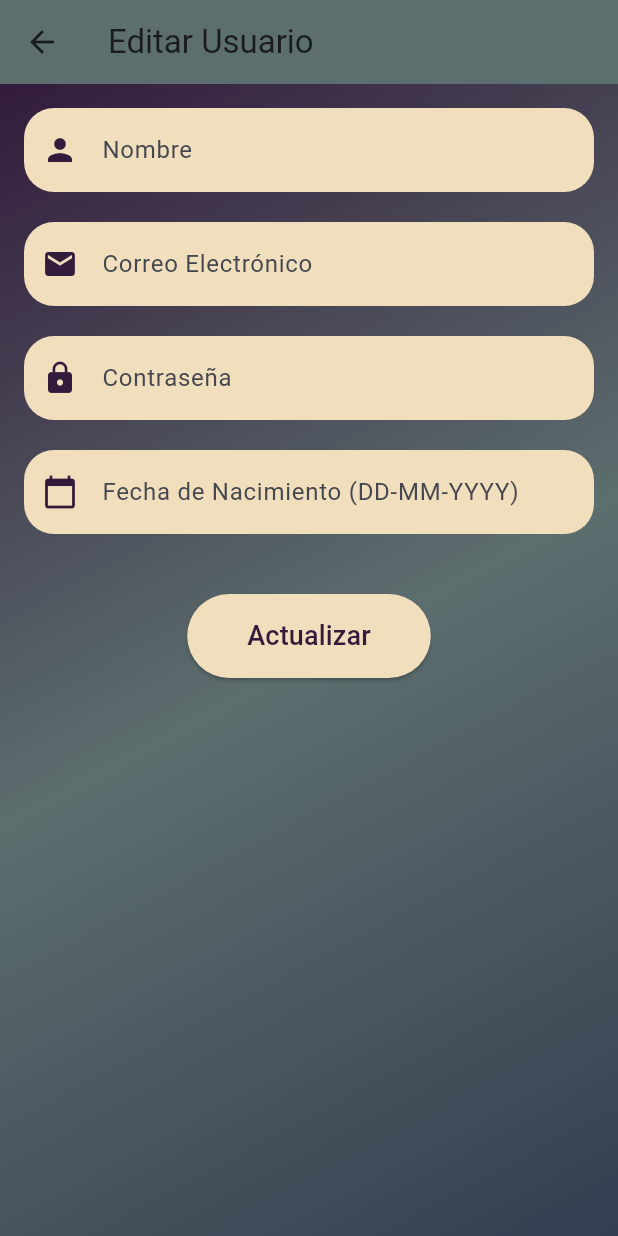
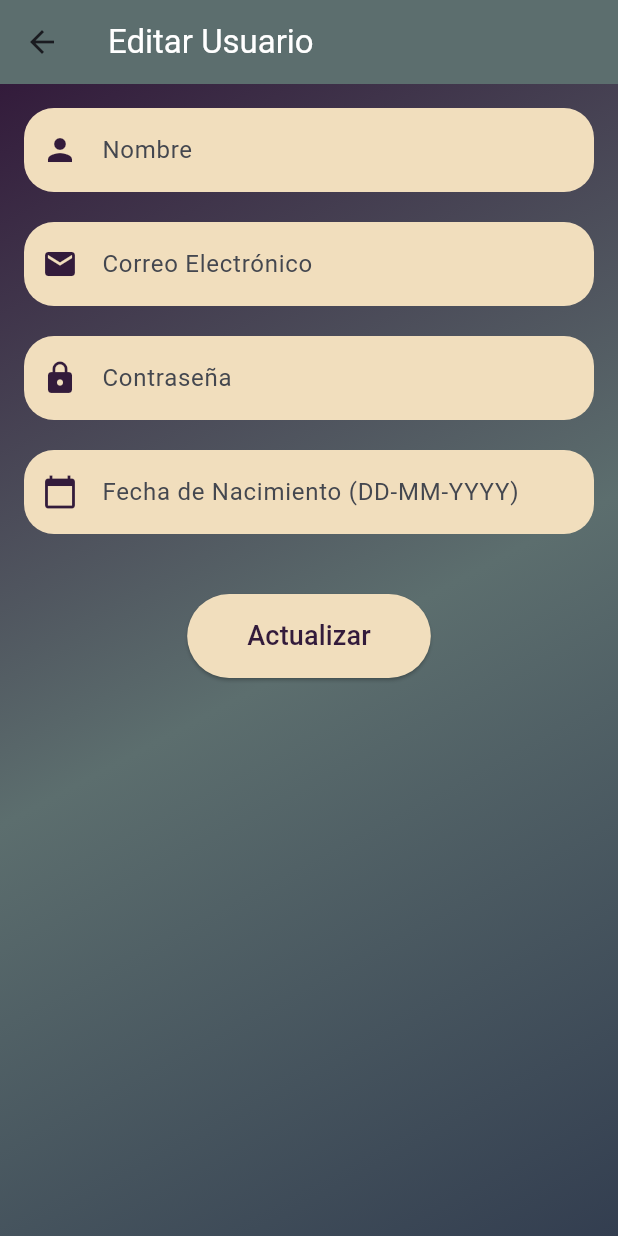
Before and after one commit to cabazurto1/Proyecto1P1_moviles_PHP, a Flutter app: the EditUserScreen screen opened directly with empty values, on a phone screen of 412 x 824 dp. Run offline on Flutter 3.47's test engine with Material 3 defaults, Android fonts, the phone set to English and light mode, and no system bars; our stand-ins replace shared_preferences; accounts and stored records are empty.

Commit message:
YA ESTA TERMINADOOOO

```diff
--- a/frontend/lib/screens/EditUserScreen.dart
+++ b/frontend/lib/screens/EditUserScreen.dart
@@ -58,7 +58,7 @@ class _EditUserScreenState extends State<EditUserScreen> {
   Widget build(BuildContext context) {
     return Scaffold(
       appBar: AppBar(
-        title: Text('Editar Usuario'),
+        title: Text('Editar Usuario', style: TextStyle(color: Colors.white),),
         backgroundColor: Color(0xFF5C6E6E),
       ),
       body: Container(
```
